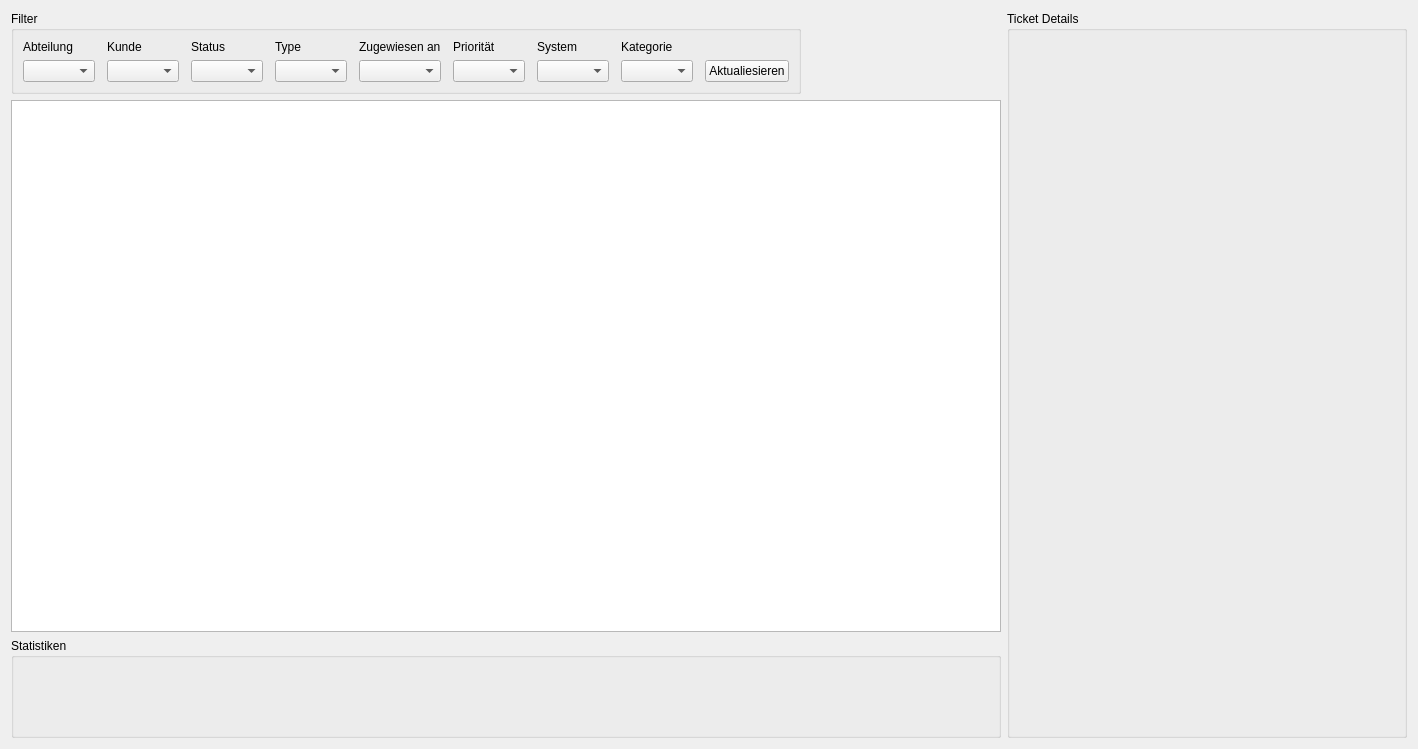
Above: TicketsWidget.ui from ghannami/TicketSystem before the change. Below: the same form after it.
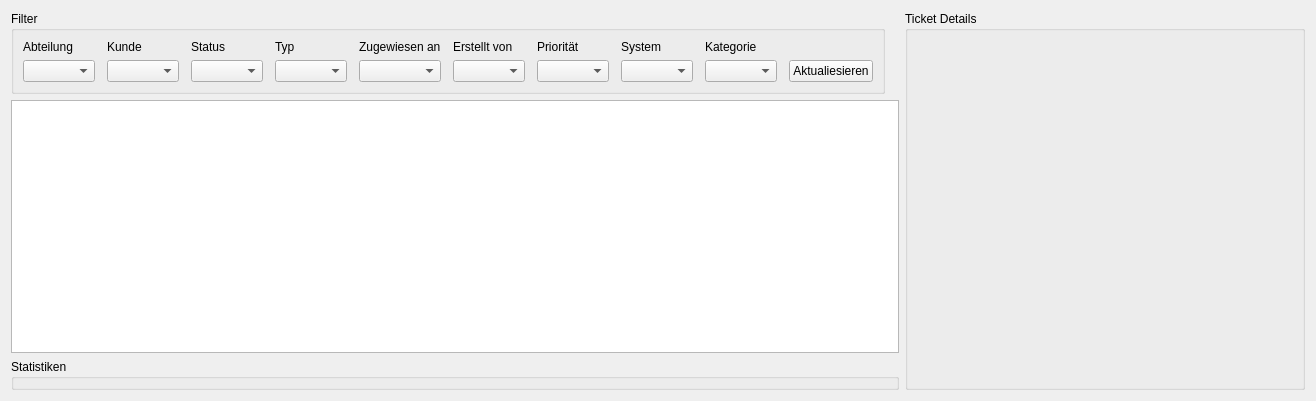
That is the form after the change. Icons and pictures are not drawn.

Diff of the .ui file:
```diff
--- a/TicketsWidget.ui
+++ b/TicketsWidget.ui
@@ -6,17 +6,21 @@
    <rect>
     <x>0</x>
     <y>0</y>
-    <width>1418</width>
-    <height>749</height>
+    <width>1316</width>
+    <height>401</height>
    </rect>
   </property>
+  <property name="minimumSize">
+   <size>
+    <width>0</width>
+    <height>0</height>
+   </size>
+  </property>
   <property name="windowTitle">
    <string>Form</string>
   </property>
   <layout class="QHBoxLayout" name="horizontalLayout">
    <item>
-    <layout class="QVBoxLayout" name="verticalLayout_2">
-     <item>
       <layout class="QVBoxLayout" name="verticalLayout">
        <item>
         <layout class="QHBoxLayout" name="horizontalLayout_2">
@@ -29,6 +33,16 @@
             <property name="horizontalSpacing">
              <number>12</number>
             </property>
+          <item row="1" column="0">
+           <widget class="QComboBox" name="department"/>
+          </item>
+          <item row="1" column="9">
+           <widget class="QPushButton" name="updateFilters">
+            <property name="text">
+             <string>Aktualiesieren</string>
+            </property>
+           </widget>
+          </item>
             <item row="0" column="4">
              <widget class="QLabel" name="label_2">
               <property name="text">
@@ -39,50 +53,30 @@
             <item row="1" column="4">
              <widget class="QComboBox" name="toUserBox"/>
             </item>
-            <item row="1" column="6">
-             <widget class="QComboBox" name="systemBox"/>
-            </item>
-            <item row="0" column="3">
-             <widget class="QLabel" name="label_4">
-              <property name="text">
-               <string>Type</string>
-              </property>
-             </widget>
-            </item>
-            <item row="1" column="3">
-             <widget class="QComboBox" name="typeBox"/>
-            </item>
-            <item row="0" column="2">
-             <widget class="QLabel" name="label">
-              <property name="text">
-               <string>Status</string>
-              </property>
-             </widget>
-            </item>
             <item row="1" column="7">
-             <widget class="QComboBox" name="unitCategorieBox"/>
+           <widget class="QComboBox" name="systemBox"/>
             </item>
             <item row="1" column="2">
              <widget class="QComboBox" name="stateBox"/>
             </item>
-            <item row="0" column="7">
+          <item row="0" column="8">
              <widget class="QLabel" name="label_5">
               <property name="text">
                <string>Kategorie</string>
               </property>
              </widget>
             </item>
-            <item row="0" column="6">
+          <item row="0" column="7">
              <widget class="QLabel" name="label_6">
               <property name="text">
                <string>System</string>
               </property>
              </widget>
             </item>
-            <item row="1" column="5">
+          <item row="1" column="6">
              <widget class="QComboBox" name="priorityBox"/>
             </item>
-            <item row="0" column="5">
+          <item row="0" column="6">
              <widget class="QLabel" name="label_3">
               <property name="text">
                <string>Priorität</string>
@@ -106,16 +100,36 @@
               </property>
              </widget>
             </item>
-            <item row="1" column="0">
-             <widget class="QComboBox" name="department"/>
+          <item row="0" column="3">
+           <widget class="QLabel" name="label_4">
+            <property name="text">
+             <string>Typ</string>
+            </property>
+           </widget>
+          </item>
+          <item row="1" column="3">
+           <widget class="QComboBox" name="typeBox"/>
+          </item>
+          <item row="0" column="2">
+           <widget class="QLabel" name="label">
+            <property name="text">
+             <string>Status</string>
+            </property>
+           </widget>
             </item>
             <item row="1" column="8">
-             <widget class="QPushButton" name="updateFilters">
+           <widget class="QComboBox" name="unitCategorieBox"/>
+          </item>
+          <item row="0" column="5">
+           <widget class="QLabel" name="label_9">
               <property name="text">
-               <string>Aktualiesieren</string>
+             <string>Erstellt von</string>
               </property>
              </widget>
             </item>
+          <item row="1" column="5">
+           <widget class="QComboBox" name="fromUserBox"/>
+          </item>
            </layout>
           </widget>
          </item>
@@ -151,14 +165,12 @@
          </property>
         </widget>
        </item>
-      </layout>
-     </item>
      <item>
       <widget class="QGroupBox" name="statisticWidget">
        <property name="minimumSize">
         <size>
          <width>0</width>
-         <height>100</height>
+         <height>0</height>
         </size>
        </property>
        <property name="maximumSize">
```
Lines whose indentation alone changed are shown as unchanged.
